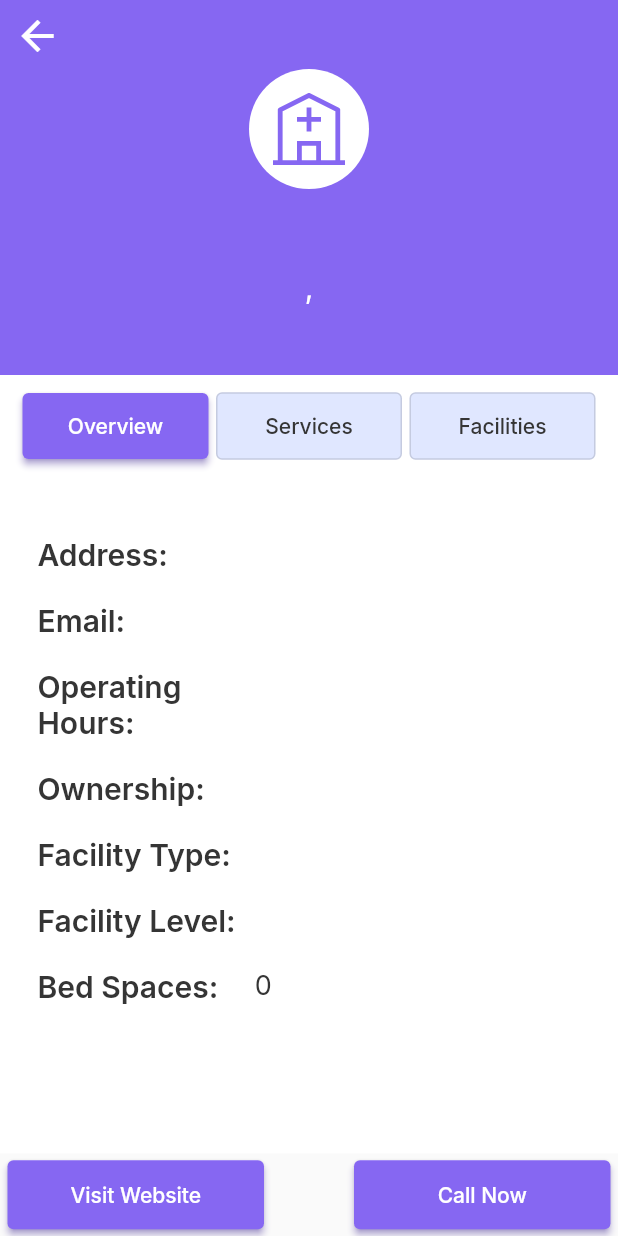
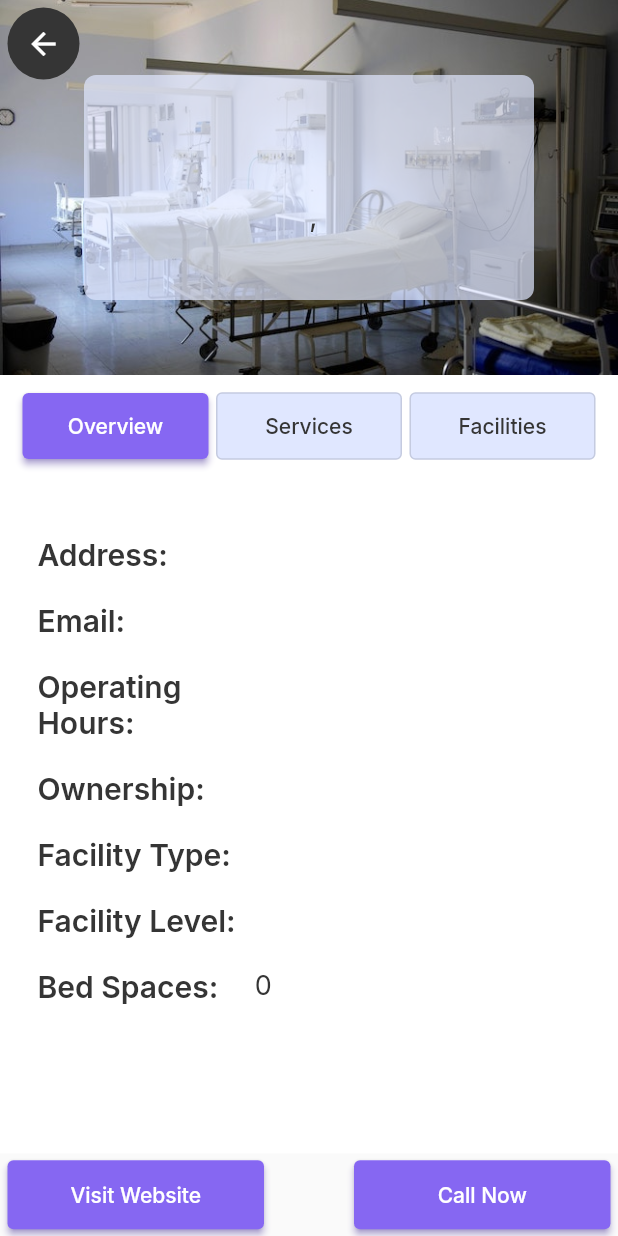
Before and after one commit to psalmuelle/medlink, a Flutter app: the HospitalInfoPage screen opened directly with empty values, on a phone screen of 412 x 824 dp. Run offline on Flutter 3.47's test engine with Material 2 defaults, Android fonts, the light colour scheme and no system bars; our stand-ins replace flutter_svg, google_fonts; network calls fail.

Commit message:
feat: Improve hospital info ui

```diff
--- a/lib/components/hospital_tile.dart
+++ b/lib/components/hospital_tile.dart
@@ -145,7 +145,8 @@ class HospitalTile extends StatelessWidget {
                     ),
                     SvgPicture.asset(
                       'assets/view_more.svg',
-                      color: Colors.white,
+                      colorFilter:const ColorFilter.mode(
+                          Colors.white, BlendMode.srcIn),
                     )
                   ],
                 ),
--- a/lib/pages/home_screen.dart
+++ b/lib/pages/home_screen.dart
@@ -163,7 +163,7 @@ class _HomeState extends State<HomePage> {
                 itemBuilder: (context, index) {
                   return Container(
                     constraints: const BoxConstraints(maxWidth: 350),
-                      padding: const EdgeInsets.symmetric(horizontal: 10),
+                      padding: const EdgeInsets.symmetric(horizontal: 15, vertical: 15),
                       child: HospitalTile(
                         hospitalName: hospitalData![index].hospitalName,
                         location:
--- a/lib/pages/hospital_information.dart
+++ b/lib/pages/hospital_information.dart
@@ -49,61 +49,66 @@ class _HospitalInfoState extends State<HospitalInfoPage> {
                   Container(
                     height: 250,
                     width: double.infinity,
-                    color: Theme.of(context).primaryColor,
+                    decoration: const BoxDecoration(
+                        image: DecorationImage(
+                            image: AssetImage('assets/hospital_img.jpg'),
+                            fit: BoxFit.cover)),
                     alignment: Alignment.center,
+                    child: Container(
+                      width: 300,
+                      height: 150,
+                      decoration: BoxDecoration(
+                          color: Theme.of(context)
+                              .colorScheme
+                              .secondary
+                              .withOpacity(0.7),
+                          borderRadius: BorderRadius.circular(8)),
                       child: Column(
                           mainAxisAlignment: MainAxisAlignment.center,
                           children: [
-                          Container(
-                            width: 80,
-                            height: 80,
-                            decoration: const BoxDecoration(
-                                color: Colors.white, shape: BoxShape.circle),
-                            child: SvgPicture.asset(
-                              fit: BoxFit.scaleDown,
-                              'assets/hospital_logo1.svg',
-                              semanticsLabel: 'Hospital logo',
-                              colorFilter: ColorFilter.mode(
-                                  Theme.of(context).primaryColor,
-                                  BlendMode.srcIn),
-                            ),
-                          ),
-                          const SizedBox(
-                            height: 15,
-                          ),
                             Text(
                               widget.hospitalData.hospitalName,
-                            style: Theme.of(context)
-                                .textTheme
-                                .displayLarge
-                                ?.copyWith(color: Colors.white),
+                              textAlign: TextAlign.center,
+                              style: Theme.of(context).textTheme.displayLarge,
                             ),
                             const SizedBox(
                               height: 5,
                             ),
                             Text(
                               '${widget.hospitalData.city} ${widget.hospitalData.region}, ${widget.hospitalData.country}',
+                              textAlign: TextAlign.center,
                               style: Theme.of(context)
                                   .textTheme
                                   .bodyMedium
-                                ?.copyWith(color: Colors.white, fontSize: 20),
+                                  ?.copyWith(fontSize: 20),
                             ),
                           ]),
                     ),
+                  ),
                   Positioned(
-                      top: 0,
-                      left: 1,
-                      child: IconButton(
-                        onPressed: () {
+                    top: 5,
+                    left: 5,
+                    child: InkWell(
+                      onTap: () {
                          Navigator.pop(
                               context,
                               MaterialPageRoute(
                                   builder: (context) => const HomePage()));
                       },
-                        icon: const Icon(Icons.arrow_back),
-                        iconSize: 32,
+                      child: Container(
+                        width: 48,
+                        height: 48,
+                        decoration:const BoxDecoration(
+                          shape: BoxShape.circle,
+                          color:  Color(0xff353535),
+                        ),
+                        child:const Icon(
+                          Icons.arrow_back,
                           color: Colors.white,
-                      )),
+                        ),
+                      ),
+                    ),
+                  ),
                 ],
               ),
               const SizedBox(
```
Lines whose indentation alone changed are shown as unchanged.
